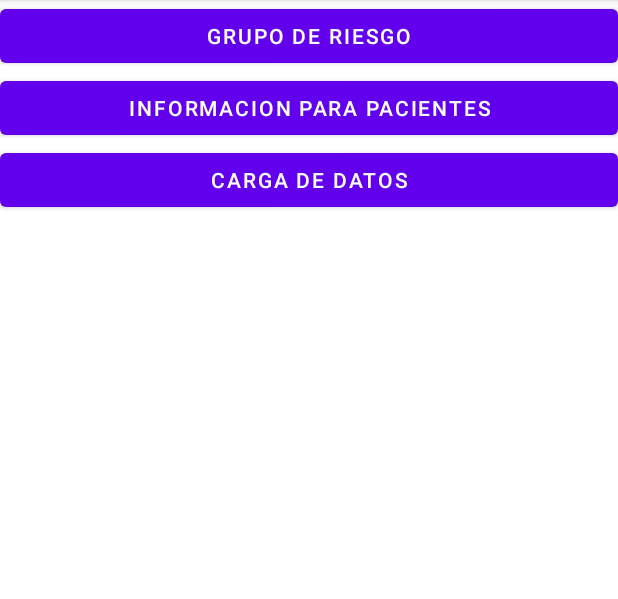
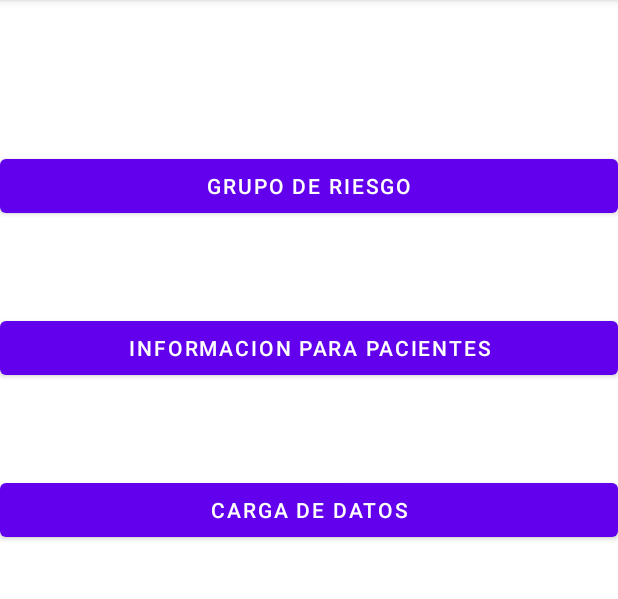
Before and after one commit to Agustin2211/ppc_tpFinalCursada_kowalski_fargnoli, an Android app: the screen it shows after launch (MainActivity), on a phone screen of 412 x 824 dp, the part 84-683 px from its top. Run offline under Robolectric (Android 15) with nearby library versions, the phone set to English and light mode, and no system bars.

Commit message:
Diseño Adaptable en 2 layout

```diff
--- a/app/src/main/java/com/example/ppc_tpfinalcursada_kowalski_fargnoli/MainActivity5.java
+++ b/app/src/main/java/com/example/ppc_tpfinalcursada_kowalski_fargnoli/MainActivity5.java
@@ -16,6 +16,7 @@ import android.util.LruCache;
 import android.view.View;
 import android.widget.Button;
 
+import com.android.volley.BuildConfig;
 import com.android.volley.VolleyError;
 import com.android.volley.toolbox.ImageLoader;
 import com.android.volley.RequestQueue;
--- a/app/src/main/res/layout/activity_main.xml
+++ b/app/src/main/res/layout/activity_main.xml
@@ -1,5 +1,5 @@
 <?xml version="1.0" encoding="utf-8"?>
-<LinearLayout xmlns:android="http://schemas.android.com/apk/res/android"
+<androidx.constraintlayout.widget.ConstraintLayout xmlns:android="http://schemas.android.com/apk/res/android"
     xmlns:app="http://schemas.android.com/apk/res-auto"
     xmlns:tools="http://schemas.android.com/tools"
     android:layout_width="match_parent"
@@ -11,20 +11,29 @@
         android:id="@+id/grupoDeRiesgo"
         android:layout_width="match_parent"
         android:layout_height="wrap_content"
+        android:layout_marginTop="100dp"
         android:onClick="grupoDeRiesgo"
-        android:text="Grupo De Riesgo" />
+        android:text="Grupo De Riesgo"
+        app:layout_constraintTop_toTopOf="parent"
+        tools:layout_editor_absoluteX="0dp" />
 
     <Button
         android:id="@+id/informacionParaPacientes"
         android:layout_width="match_parent"
         android:layout_height="wrap_content"
+        android:layout_marginTop="60dp"
         android:onClick="informacionParaPacientes"
-        android:text="Informacion Para Pacientes" />
+        android:text="Informacion Para Pacientes"
+        app:layout_constraintTop_toBottomOf="@+id/grupoDeRiesgo"
+        tools:layout_editor_absoluteX="0dp" />
 
     <Button
         android:id="@+id/cargaDeDatos"
         android:layout_width="match_parent"
         android:layout_height="wrap_content"
+        android:layout_marginTop="60dp"
         android:onClick="cargaDeDatos"
-        android:text="Carga De Datos" />
-</LinearLayout>
+        android:text="Carga De Datos"
+        app:layout_constraintTop_toBottomOf="@+id/informacionParaPacientes"
+        tools:layout_editor_absoluteX="0dp" />
+</androidx.constraintlayout.widget.ConstraintLayout>
--- a/build.gradle
+++ b/build.gradle
@@ -5,7 +5,7 @@ buildscript {
         jcenter()
     }
     dependencies {
-        classpath "com.android.tools.build:gradle:4.1.3"
+        classpath 'com.android.tools.build:gradle:7.0.0'
 
         // NOTE: Do not place your application dependencies here; they belong
         // in the individual module build.gradle files
```
Also changed, not shown: app/src/main/res/layout/activity_main2.xml (+11 -10 lines), gradle/wrapper/gradle-wrapper.properties.
